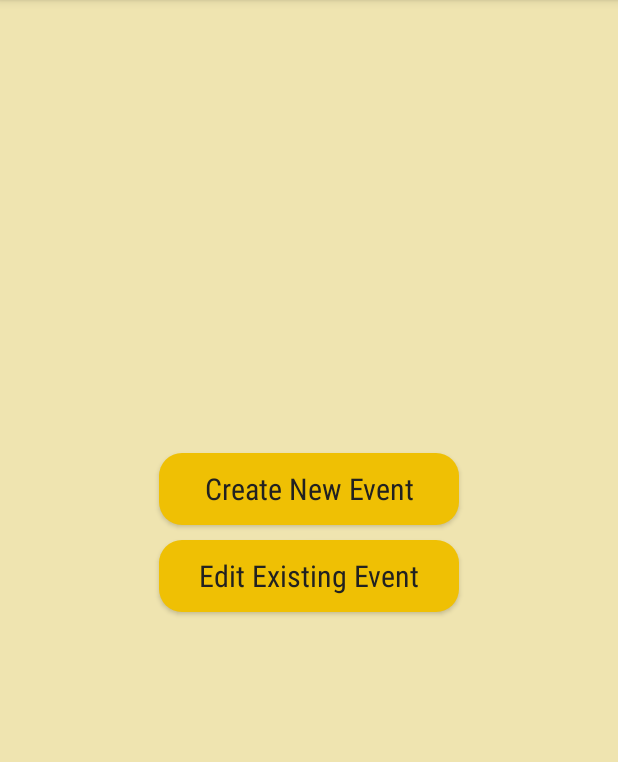
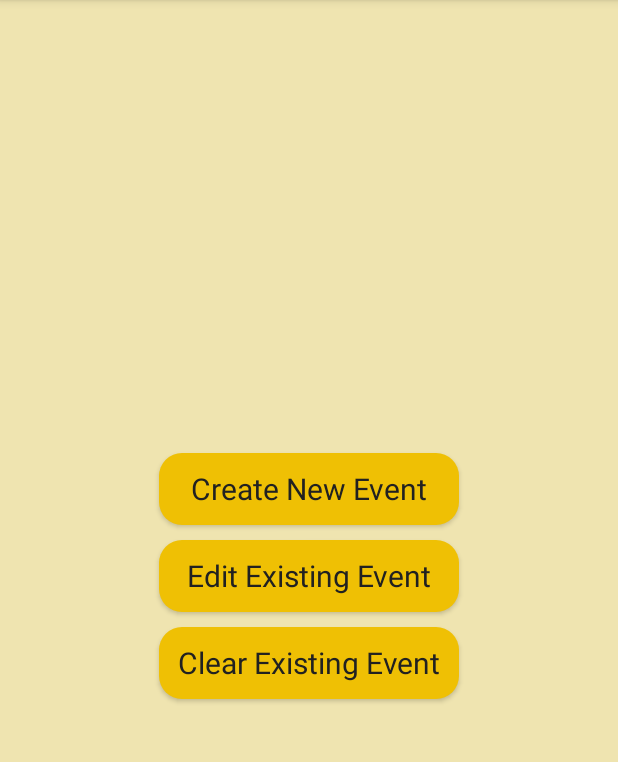
Before and after one commit to fahim6119/ManagerX, an Android app: the screen it shows after launch (StartActivity), on a phone screen of 412 x 824 dp, the part 84-846 px from its top. Run offline under Robolectric (Android 15) with nearby library versions, the phone set to English and light mode, and no system bars.

Commit message:
Version 0.8

```diff
--- a/app/src/main/res/layout/activity_start.xml
+++ b/app/src/main/res/layout/activity_start.xml
@@ -15,7 +15,7 @@
         android:background="@drawable/button_main"
         android:textSize="20sp"
         android:textColor="@color/mainText"
-        android:fontFamily="sans-serif-condensed"
+        android:fontFamily="sans-serif"
         android:onClick="onClickCreateButton"
         android:layout_above="@+id/oldButton"
         android:layout_centerHorizontal="true"
@@ -29,10 +29,25 @@
         android:background="@drawable/button_main"
         android:textSize="20sp"
         android:textColor="@color/mainText"
-        android:fontFamily="sans-serif-condensed"
+        android:fontFamily="sans-serif"
         android:id="@+id/oldButton"
         android:layout_centerVertical="true"
         android:layout_centerHorizontal="true"
-        android:onClick="onClickOldButton" />
+        android:onClick="onClickOldButton"
+        android:layout_marginBottom="10dp"/>
+
+    <Button
+        android:layout_width="200dp"
+        android:layout_height="wrap_content"
+        android:text="Clear Existing Event"
+        android:textAllCaps="false"
+        android:background="@drawable/button_main"
+        android:textSize="20sp"
+        android:textColor="@color/mainText"
+        android:fontFamily="sans-serif"
+        android:id="@+id/clearButton"
+        android:onClick="onClickClearButton"
+        android:layout_below="@+id/oldButton"
+        android:layout_alignStart="@+id/oldButton" />
 
 </RelativeLayout>
```
Also changed, not shown: app/src/main/java/arefin/StartActivity.java (+46 -1 lines), app/src/main/res/layout/activity_credits.xml (+16 -3 lines), 1 other file.
